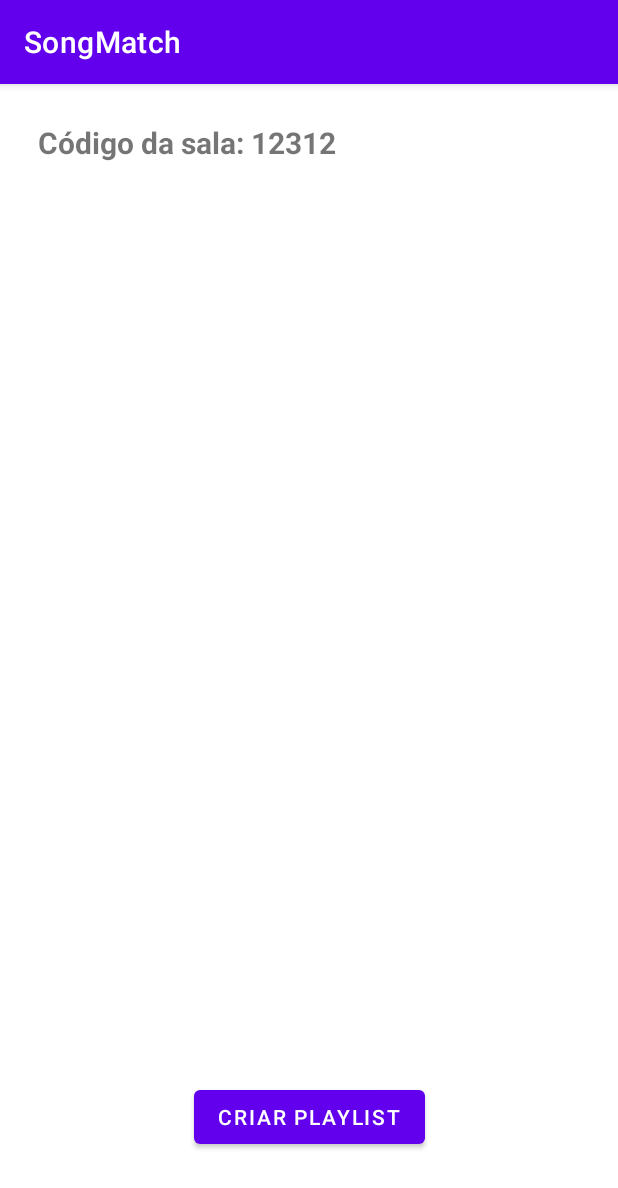
After one commit to Gabriel-Oliveira-Borges/SongsMatchAndroid, an Android app: the RoomFragment screen opened through its navigation route, on a phone screen of 412 x 824 dp. The commit adds this screen. Shown: the top 1188 px of the screen. Run offline under Robolectric (Android 15) with nearby library versions, the phone set to English and light mode, and no system bars; our stand-ins replace Dagger/Hilt's generated code, data binding; libraries missing offline, so code that uses them is left out: com.spotify.sdk.

Commit message:
Adding room fragment bases

```diff
--- a/app/src/main/java/com/example/songmatch/core/di/DomainModule.kt
+++ b/app/src/main/java/com/example/songmatch/core/di/DomainModule.kt
@@ -1,5 +1,7 @@
 package com.example.songmatch.core.di
 
+import com.example.songmatch.core.domain.RoomRepository
+import com.example.songmatch.core.domain.RoomRepositoryImp
 import com.example.songmatch.core.domain.SessionRepository
 import com.example.songmatch.core.domain.SessionRepositoryImp
 import com.example.songmatch.core.domain.TrackRepository
@@ -21,4 +23,8 @@ abstract class DomainModule {
     @Binds
     @Singleton
     abstract fun bindsSongsRepository(imp: TrackRepositoryImp): TrackRepository
+
+    @Binds
+    @Singleton
+    abstract fun bindsRoomRepository(imp: RoomRepositoryImp): RoomRepository
 }
--- /dev/null
+++ b/app/src/main/java/com/example/songmatch/core/useCase/CreateRoomUseCase.kt
@@ -0,0 +1,17 @@
+package com.example.songmatch.core.useCase
+
+import com.example.songmatch.core.domain.RoomRepository
+import com.example.songmatch.core.models.ResultOf
+import javax.inject.Inject
+
+interface CreateRoomUseCase {
+    suspend operator fun invoke(): ResultOf<Int, Unit>
+}
+
+class CreateRoomUseCaseImp @Inject constructor(
+    private val roomRepository: RoomRepository
+): CreateRoomUseCase {
+    override suspend fun invoke(): ResultOf<Int, Unit> {
+        return roomRepository.createRoom()
+    }
+}
--- a/app/src/main/java/com/example/songmatch/login/presentation/model/SpotifyLoginViewState.kt
+++ b/app/src/main/java/com/example/songmatch/login/presentation/model/SpotifyLoginViewState.kt
@@ -6,5 +6,5 @@ class SpotifyLoginViewState {
     sealed class Action {
 
     }
-    val action = MutableLiveData<Action>() //todo: Mudar isso para ser `SingleLiveEvent` e não bugar a navegação como foi no bills manager
+    val action = MutableLiveData<Action>()
 }
--- a/app/src/main/java/com/example/songmatch/mainMenu/presentation/MainMenuFragment.kt
+++ b/app/src/main/java/com/example/songmatch/mainMenu/presentation/MainMenuFragment.kt
@@ -39,6 +39,9 @@ class MainMenuFragment: BaseFragment() {
                 is MainMenuViewState.Action.NavigateToJoinRoom -> {
                     navController.navigate(MainMenuFragmentDirections.actionRoomSelectionFragmentToJoinRoomFragment())
                 }
+                is MainMenuViewState.Action.NavigateToRoom -> {
+                    navController.navigate(MainMenuFragmentDirections.actionRoomSelectionFragmentToRoomFragment())
+                }
             }
         }
     }
--- /dev/null
+++ b/app/src/main/java/com/example/songmatch/mainMenu/presentation/RoomFragment.kt
@@ -0,0 +1,25 @@
+package com.example.songmatch.mainMenu.presentation
+
+import android.os.Bundle
+import android.view.LayoutInflater
+import android.view.View
+import android.view.ViewGroup
+import androidx.fragment.app.viewModels
+import com.example.songmatch.core.presentation.BaseFragment
+import com.example.songmatch.databinding.RoomFragmentBinding
+import dagger.hilt.android.AndroidEntryPoint
+
+@AndroidEntryPoint
+class RoomFragment: BaseFragment() {
+    private val viewModel: RoomViewModel by viewModels()
+
+    override fun onCreateView(
+        inflater: LayoutInflater,
+        container: ViewGroup?,
+        savedInstanceState: Bundle?
+    ): View? {
+        return RoomFragmentBinding.inflate(inflater, container, false).apply {
+            this.lifecycleOwner = this@RoomFragment.viewLifecycleOwner
+        }.root
+    }
+}
--- a/app/src/main/java/com/example/songmatch/mainMenu/presentation/model/MainMenuViewState.kt
+++ b/app/src/main/java/com/example/songmatch/mainMenu/presentation/model/MainMenuViewState.kt
@@ -8,5 +8,6 @@ class MainMenuViewState {
 
     sealed class Action {
         object NavigateToJoinRoom : Action()
+        object NavigateToRoom : Action()
     }
 }
--- /dev/null
+++ b/app/src/main/java/com/example/songmatch/mainMenu/presentation/model/RoomViewAction.kt
@@ -0,0 +1,5 @@
+package com.example.songmatch.mainMenu.presentation.model
+
+sealed class RoomViewAction {
+
+}
--- /dev/null
+++ b/app/src/main/java/com/example/songmatch/mainMenu/presentation/model/RoomViewState.kt
@@ -0,0 +1,5 @@
+package com.example.songmatch.mainMenu.presentation.model
+
+class RoomViewState {
+
+}
--- /dev/null
+++ b/app/src/main/res/layout/room_fragment.xml
@@ -0,0 +1,31 @@
+<?xml version="1.0" encoding="utf-8"?>
+<layout xmlns:app="http://schemas.android.com/apk/res-auto"
+    xmlns:tools="http://schemas.android.com/tools"
+    xmlns:android="http://schemas.android.com/apk/res/android">
+    <androidx.constraintlayout.widget.ConstraintLayout
+        android:layout_width="match_parent"
+        android:layout_height="match_parent">
+
+        <Button
+            android:id="@+id/button4"
+            android:layout_width="wrap_content"
+            android:layout_height="wrap_content"
+            android:layout_marginBottom="55dp"
+            android:text="Criar playlist"
+            app:layout_constraintBottom_toBottomOf="parent"
+            app:layout_constraintEnd_toEndOf="parent"
+            app:layout_constraintStart_toStartOf="parent" />
+
+        <TextView
+            android:id="@+id/textView2"
+            android:layout_width="wrap_content"
+            android:layout_height="wrap_content"
+            android:layout_marginStart="25dp"
+            android:layout_marginTop="25dp"
+            android:text="Código da sala: 12312"
+            android:textSize="20sp"
+            android:textStyle="bold"
+            app:layout_constraintStart_toStartOf="parent"
+            app:layout_constraintTop_toTopOf="parent" />
+    </androidx.constraintlayout.widget.ConstraintLayout>
+</layout>
--- a/app/src/main/res/navigation/main_nav_graph.xml
+++ b/app/src/main/res/navigation/main_nav_graph.xml
@@ -13,11 +13,27 @@
             android:id="@+id/action_roomSelectionFragment_to_joinRoomFragment"
             app:destination="@id/joinRoomFragment"
             app:popUpTo="@id/roomSelectionFragment"
-            app:popUpToInclusive="false" />
+            app:popUpToInclusive="true" />
+        <action
+            android:id="@+id/action_roomSelectionFragment_to_roomFragment"
+            app:destination="@id/roomFragment"
+            app:popUpTo="@id/roomSelectionFragment"
+            app:popUpToInclusive="true"/>
     </fragment>
     <fragment
         tools:layout="@layout/join_room_fragment"
         android:id="@+id/joinRoomFragment"
         android:name="com.example.songmatch.mainMenu.presentation.JoinRoomFragment"
-        android:label="JoinRoomFragment" />
+        android:label="JoinRoomFragment" >
+        <action
+            android:id="@+id/action_joinRoomFragment_to_roomFragment"
+            app:destination="@id/roomFragment"
+            app:popUpTo="@id/roomSelectionFragment"
+            app:popUpToInclusive="true"/>
+    </fragment>
+    <fragment
+        tools:layout="@layout/room_fragment"
+        android:id="@+id/roomFragment"
+        android:name="com.example.songmatch.mainMenu.presentation.RoomFragment"
+        android:label="RoomFragment" />
 </navigation>
```
Also changed, not shown: app/src/main/java/com/example/songmatch/core/data/FirebaseDataSource.kt (+67 -6 lines), app/src/main/java/com/example/songmatch/core/di/UseCaseModule.kt (+10 -5 lines), app/src/main/java/com/example/songmatch/core/domain/RoomRepository.kt (added, +23 -0 lines), app/src/main/java/com/example/songmatch/core/domain/TrackRepository.kt (+5 -4 lines), app/src/main/java/com/example/songmatch/core/useCase/GetUserCurrentRoom.kt (added, +19 -0 lines), app/src/main/java/com/example/songmatch/mainMenu/presentation/MainManuViewModel.kt (+13 -2 lines), app/src/main/java/com/example/songmatch/mainMenu/presentation/RoomViewModel.kt (added, +18 -0 lines).
